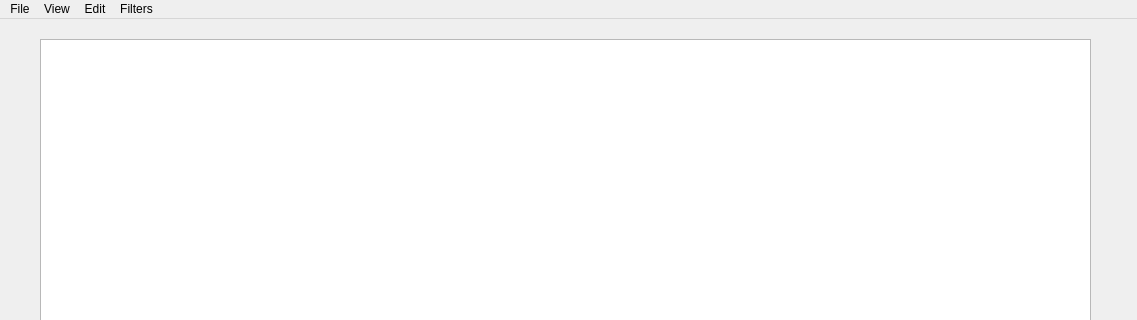
Qt form gui/mainwindow.ui (HaoZhu02/ImageEditor) before a commit; both pictures show x 0 to 1137 and y 0 to 320 of the 1137 by 813 pixel window.
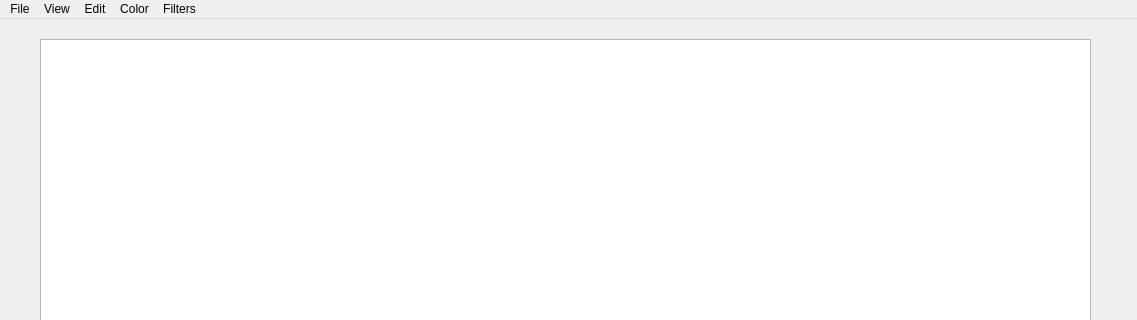
The same form after that commit.

Diff of the .ui file:
```diff
--- a/gui/mainwindow.ui
+++ b/gui/mainwindow.ui
@@ -85,9 +85,17 @@
     <addaction name="menuRotation_2"/>
     <addaction name="menuZoom"/>
    </widget>
+   <widget class="QMenu" name="menuColor">
+    <property name="title">
+     <string>Color</string>
+    </property>
+    <addaction name="actionBrightness"/>
+    <addaction name="actionContrast"/>
+   </widget>
    <addaction name="menuFile"/>
    <addaction name="menuView"/>
    <addaction name="menuEdit"/>
+   <addaction name="menuColor"/>
    <addaction name="menuFilters"/>
   </widget>
   <widget class="QStatusBar" name="statusbar"/>
```
Left out of the diff: 28 changed lines with no effect on the pictures.
